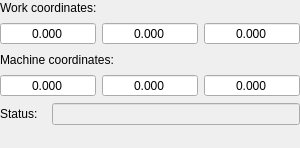
Before: the Qt Designer form src/gpilot/ui/forms/partials/main/partmainstate.ui in etet100/AstroCore-GCode-Sender, drawn with Qt 5.
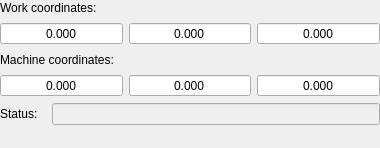
After: the same form once the commit is applied.

Patch:
```diff
--- a/src/gpilot/ui/forms/partials/main/partmainstate.ui
+++ b/src/gpilot/ui/forms/partials/main/partmainstate.ui
@@ -6,7 +6,7 @@
    <rect>
     <x>0</x>
     <y>0</y>
-    <width>300</width>
+    <width>380</width>
     <height>148</height>
    </rect>
   </property>
```
